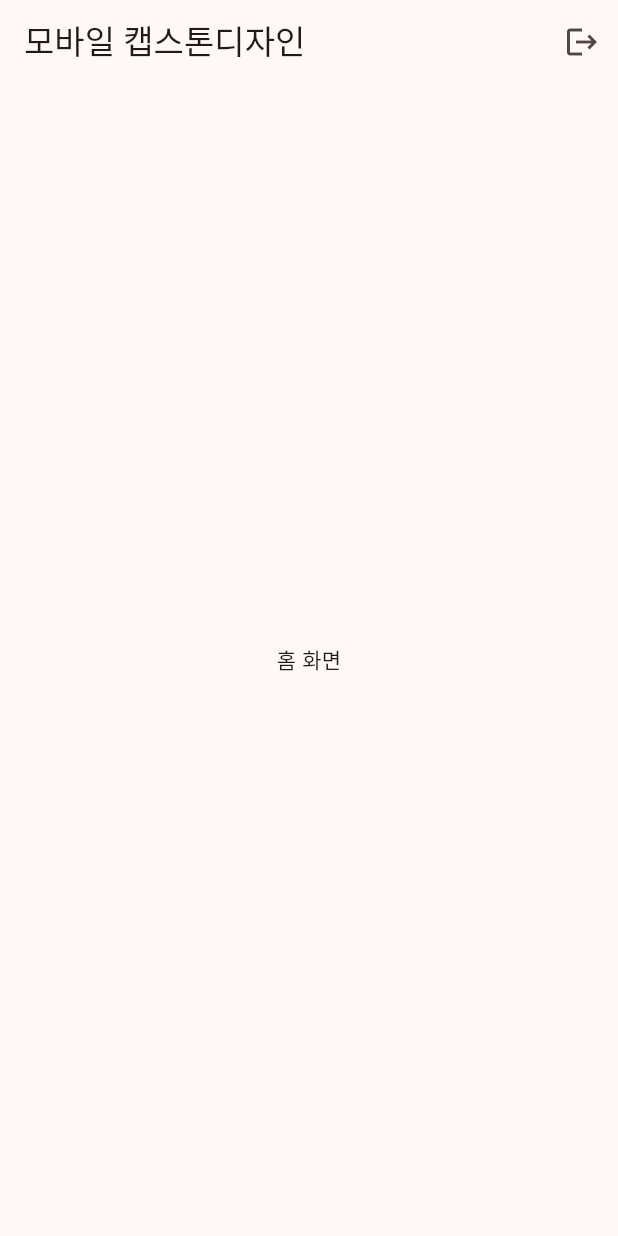
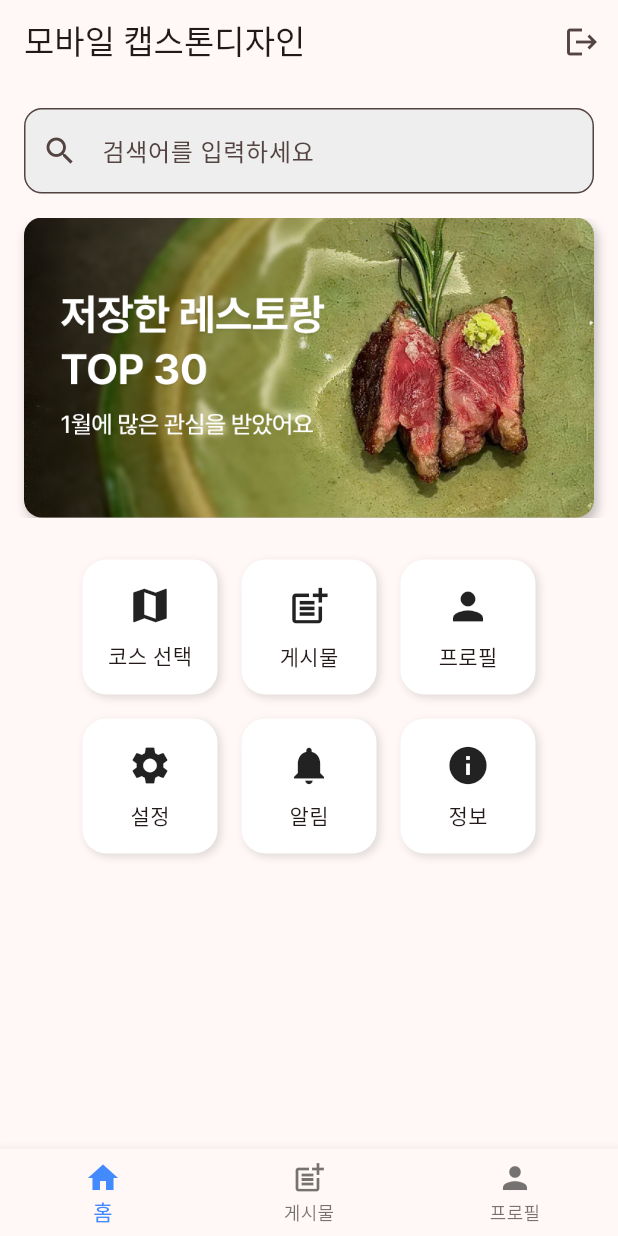
Before and after one commit to pbzz1/Gilajabi, a Flutter app: the MyHomePage screen opened directly, on a phone screen of 412 x 824 dp. Run offline on Flutter 3.47's test engine with Material 3 defaults, Android fonts, the phone set to English and light mode, and no system bars; missing offline and left inert: kakao_flutter_sdk, kakao_flutter_sdk_common.

Commit message:
home banner 추가가

```diff
--- /dev/null
+++ b/lib/course/course_page.dart
@@ -0,0 +1,20 @@
+import 'package:flutter/material.dart';
+
+class CoursePage extends StatelessWidget {
+  const CoursePage({super.key});
+
+  @override
+  Widget build(BuildContext context) {
+    return Scaffold(
+      appBar: AppBar(
+        title: const Text('코스 선택'),
+      ),
+      body: const Center(
+        child: Text(
+          '여기서 코스를 선택하세요',
+          style: TextStyle(fontSize: 20),
+        ),
+      ),
+    );
+  }
+}
--- a/lib/myhomepage.dart
+++ b/lib/myhomepage.dart
@@ -1,17 +1,25 @@
 import 'package:flutter/material.dart';
 import 'package:kakao_flutter_sdk/kakao_flutter_sdk.dart';
 import 'login.dart';
+import 'screens/home_tab.dart';
+import 'screens/post_tab.dart';
+import 'screens/profile_tab.dart';
 
-class MyHomePage extends StatelessWidget {
+class MyHomePage extends StatefulWidget {
   const MyHomePage({super.key});
 
-  // 🔹 로그아웃 함수
+  @override
+  State<MyHomePage> createState() => _MyHomePageState();
+}
+
+class _MyHomePageState extends State<MyHomePage> {
+  int _selectedIndex = 0;
+
   Future<void> logout(BuildContext context) async {
     try {
-      await UserApi.instance.logout(); // 카카오 로그아웃
+      await UserApi.instance.logout();
       print('로그아웃 성공');
 
-      // 🔹 로그인 화면으로 이동 (현재 화면 제거)
       if (context.mounted) {
         Navigator.pushReplacement(
           context,
@@ -23,6 +31,18 @@ class MyHomePage extends StatelessWidget {
     }
   }
 
+  final List<Widget> _screens = [
+    const HomeTab(),
+    const PostTab(),
+    const ProfileTab(),
+  ];
+
+  void _onItemTapped(int index) {
+    setState(() {
+      _selectedIndex = index;
+    });
+  }
+
   @override
   Widget build(BuildContext context) {
     return Scaffold(
@@ -30,13 +50,30 @@ class MyHomePage extends StatelessWidget {
         title: const Text('모바일 캡스톤디자인'),
         actions: [
           IconButton(
-            icon: const Icon(Icons.logout), // 로그아웃 아이콘
-            onPressed: () => logout(context), // 로그아웃 실행
+            icon: const Icon(Icons.logout),
+            onPressed: () => logout(context),
           ),
         ],
       ),
-      body: const Center(
-        child: Text('홈 화면'),
+      body: _screens[_selectedIndex],
+      bottomNavigationBar: BottomNavigationBar(
+        currentIndex: _selectedIndex,
+        selectedItemColor: Colors.blueAccent,
+        onTap: _onItemTapped,
+        items: const [
+          BottomNavigationBarItem(
+            icon: Icon(Icons.home),
+            label: '홈',
+          ),
+          BottomNavigationBarItem(
+            icon: Icon(Icons.post_add),
+            label: '게시물',
+          ),
+          BottomNavigationBarItem(
+            icon: Icon(Icons.person),
+            label: '프로필',
+          ),
+        ],
       ),
     );
   }
--- /dev/null
+++ b/lib/screens/home_tab.dart
@@ -0,0 +1,149 @@
+import 'package:flutter/material.dart';
+import 'dart:async';
+
+class HomeTab extends StatefulWidget {
+  const HomeTab({super.key});
+
+  @override
+  State<HomeTab> createState() => _HomeTabState();
+}
+
+class _HomeTabState extends State<HomeTab> {
+  final PageController _pageController = PageController();
+  int _currentPage = 0;
+  late Timer _timer;
+
+  // 🔹 배너 이미지 경로 리스트
+  final List<String> _bannerImages = [
+    'assets/images/banner0.jpg',
+    'assets/images/banner1.jpg',
+    'assets/images/banner2.jpg',
+  ];
+
+  @override
+  void initState() {
+    super.initState();
+
+    _timer = Timer.periodic(const Duration(seconds: 3), (Timer timer) {
+      if (_currentPage < _bannerImages.length - 1) {
+        _currentPage++;
+      } else {
+        _currentPage = 0;
+      }
+
+      _pageController.animateToPage(
+        _currentPage,
+        duration: const Duration(milliseconds: 300),
+        curve: Curves.easeInOut,
+      );
+    });
+  }
+
+  @override
+  void dispose() {
+    _timer.cancel();
+    _pageController.dispose();
+    super.dispose();
+  }
+
+  // 🔹 메뉴 버튼 위젯 (아이콘 + 라벨)
+  Widget buildMenuButton(IconData icon, String label) {
+    return Container(
+      width: 90,
+      height: 90,
+      margin: const EdgeInsets.all(8),
+      decoration: BoxDecoration(
+        color: Colors.white,
+        borderRadius: BorderRadius.circular(16),
+        boxShadow: [
+          BoxShadow(
+            color: Colors.black12,
+            blurRadius: 4,
+            offset: const Offset(2, 2),
+          ),
+        ],
+      ),
+      child: Column(
+        mainAxisAlignment: MainAxisAlignment.center,
+        children: [
+          Icon(icon, size: 30, color: Colors.black87),
+          const SizedBox(height: 8),
+          Text(label, style: const TextStyle(fontSize: 14)),
+        ],
+      ),
+    );
+  }
+
+  @override
+  Widget build(BuildContext context) {
+    return Scaffold(
+      body: Column(
+        children: [
+          // 🔍 검색창
+          Padding(
+            padding: const EdgeInsets.all(16.0),
+            child: TextField(
+              decoration: InputDecoration(
+                hintText: '검색어를 입력하세요',
+                prefixIcon: const Icon(Icons.search),
+                border: OutlineInputBorder(
+                  borderRadius: BorderRadius.circular(12.0),
+                ),
+                filled: true,
+                fillColor: Colors.grey[200],
+              ),
+            ),
+          ),
+
+          // 🖼️ 배너 (이미지 슬라이드)
+          SizedBox(
+            height: 200,
+            child: PageView.builder(
+              controller: _pageController,
+              itemCount: _bannerImages.length,
+              itemBuilder: (context, index) {
+                return Container(
+                  margin: const EdgeInsets.symmetric(horizontal: 16),
+                  decoration: BoxDecoration(
+                    borderRadius: BorderRadius.circular(12),
+                    boxShadow: [
+                      BoxShadow(
+                        color: Colors.black26,
+                        blurRadius: 6,
+                        offset: const Offset(2, 4),
+                      ),
+                    ],
+                  ),
+                  clipBehavior: Clip.antiAlias, // 둥근 모서리에 맞춰 자르기
+                  child: Image.asset(
+                    _bannerImages[index],
+                    fit: BoxFit.cover,
+                    width: double.infinity,
+                  ),
+                );
+              },
+            ),
+          ),
+
+          const SizedBox(height: 20),
+
+          // 🎯 메뉴 버튼 6개 (3x2 배치)
+          Padding(
+            padding: const EdgeInsets.symmetric(horizontal: 16),
+            child: Wrap(
+              alignment: WrapAlignment.center,
+              children: [
+                buildMenuButton(Icons.map, '코스 선택'),
+                buildMenuButton(Icons.post_add, '게시물'),
+                buildMenuButton(Icons.person, '프로필'),
+                buildMenuButton(Icons.settings, '설정'),
+                buildMenuButton(Icons.notifications, '알림'),
+                buildMenuButton(Icons.info, '정보'),
+              ],
+            ),
+          ),
+        ],
+      ),
+    );
+  }
+}
--- /dev/null
+++ b/lib/screens/post_tab.dart
@@ -0,0 +1,12 @@
+import 'package:flutter/material.dart';
+
+class PostTab extends StatelessWidget {
+  const PostTab({super.key});
+
+  @override
+  Widget build(BuildContext context) {
+    return const Center(
+      child: Text('게시물 화면', style: TextStyle(fontSize: 24)),
+    );
+  }
+}
--- /dev/null
+++ b/lib/screens/profile_tab.dart
@@ -0,0 +1,12 @@
+import 'package:flutter/material.dart';
+
+class ProfileTab extends StatelessWidget {
+  const ProfileTab({super.key});
+
+  @override
+  Widget build(BuildContext context) {
+    return const Center(
+      child: Text('프로필 화면', style: TextStyle(fontSize: 24)),
+    );
+  }
+}
--- a/pubspec.yaml
+++ b/pubspec.yaml
@@ -60,6 +60,7 @@ flutter:
 
   # To add assets to your application, add an assets section, like this:
   assets:
+    - assets/images/
     - images/
   # assets:
   #   - images/a_dot_burr.jpeg
```
Also changed, not shown: assets/images/banner0.jpg (added), assets/images/banner1.jpg (added), assets/images/banner2.jpg (added).
